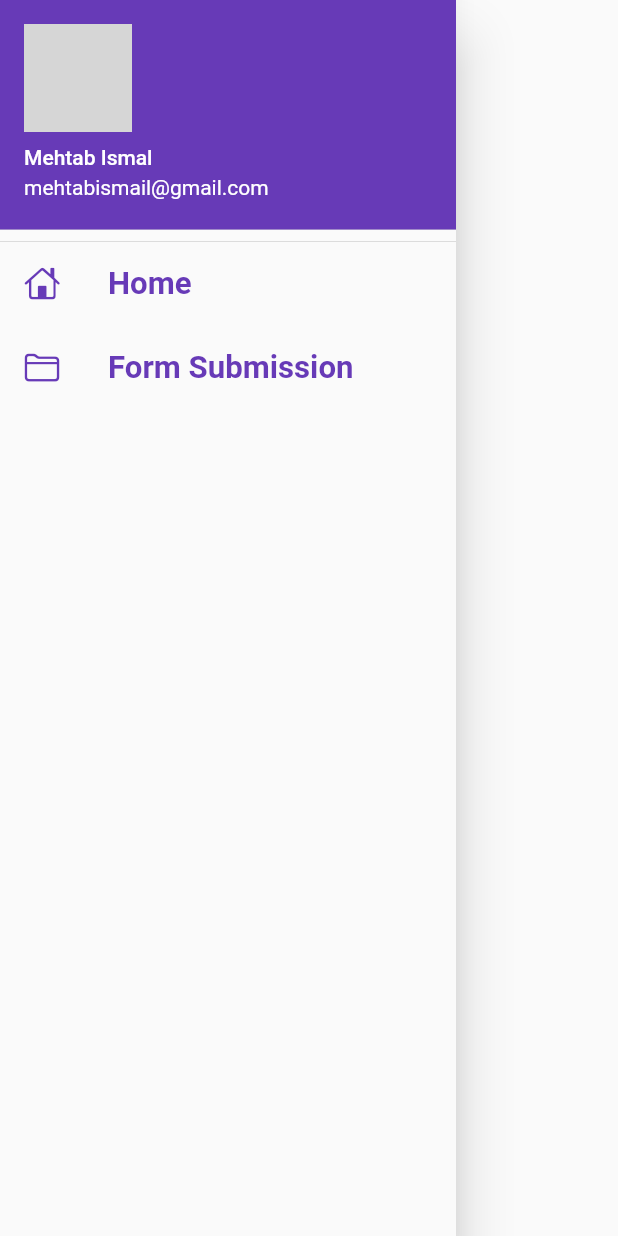
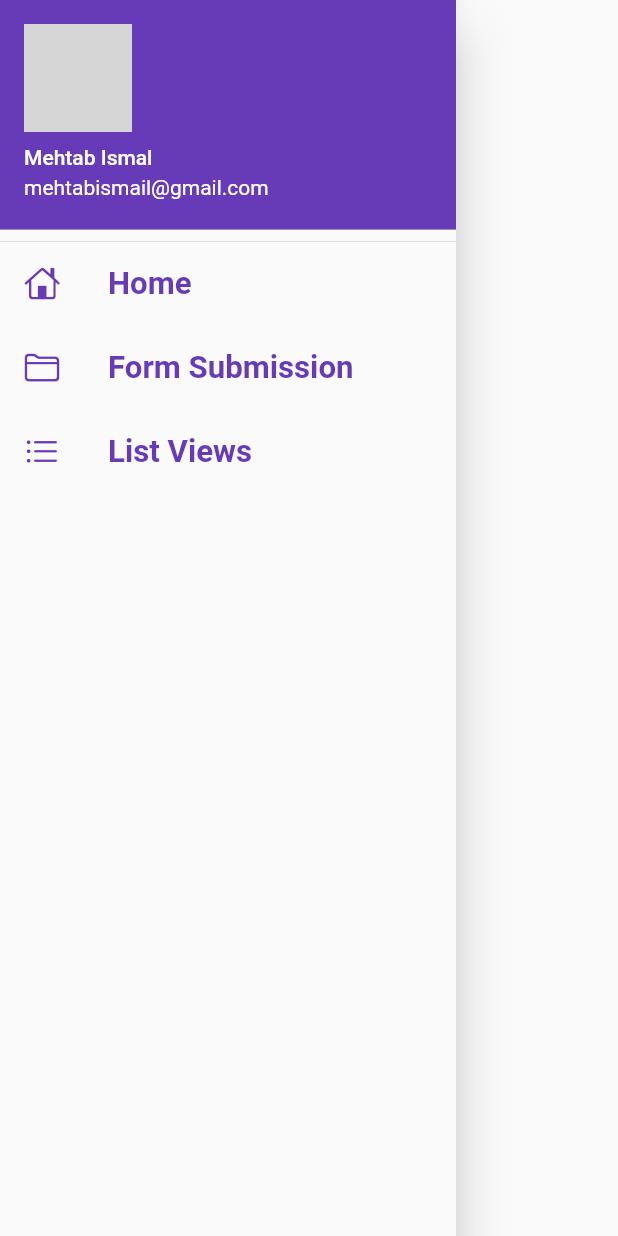
Before and after one commit to mehtabismail/Flutter_Class, a Flutter app: the MyDrawer widget shown alone on an empty page, opened directly, on a phone screen of 412 x 824 dp. Run offline on Flutter 3.47's test engine with Material 2 defaults, Android fonts, the phone set to English and light mode, and no system bars; our stand-ins replace font_awesome_flutter, shared_preferences; accounts and stored records are empty; network calls fail; grey boxes are pictures that could not be loaded.

```diff
--- a/lib/Screens/drawer.dart
+++ b/lib/Screens/drawer.dart
@@ -4,6 +4,7 @@ import 'package:flutter/cupertino.dart';
 import 'package:flutter/material.dart';
 import 'package:learning1/Screens/form_submission.dart';
 import 'package:learning1/Screens/home_screen.dart';
+import 'package:learning1/Screens/productListView.dart';
 
 class MyDrawer extends StatelessWidget {
   @override
@@ -49,6 +50,20 @@ class MyDrawer extends StatelessWidget {
             ),
             onTap: () => Navigator.pushReplacement(context,
                 MaterialPageRoute(builder: (context) => FormSubmiission())),
+          ),
+          ListTile(
+            leading: Icon(
+              CupertinoIcons.list_bullet,
+              color: Colors.deepPurple,
+            ),
+            title: Text(
+              'List Views',
+              textScaleFactor: 1.3,
+              style: TextStyle(
+                  color: Colors.deepPurple, fontWeight: FontWeight.bold),
+            ),
+            onTap: () => Navigator.push(context,
+                MaterialPageRoute(builder: (context) => ProductList())),
           )
         ],
       ),
--- a/lib/Screens/vehicleList.dart
+++ b/lib/Screens/vehicleList.dart
@@ -52,6 +52,9 @@ class _VehicleListState extends State<VehicleList> {
       Icons.add_call
     ];
     return Scaffold(
+      appBar: AppBar(
+        title: Text('Vehicle List'),
+      ),
       body: Container(
         child: Center(
           child: ListView.builder(
```
Also changed, not shown: lib/Screens/form_submission.dart (+44 -27 lines), lib/Screens/fruitList.dart (+30 -1 lines), lib/main.dart (+7 -7 lines).
